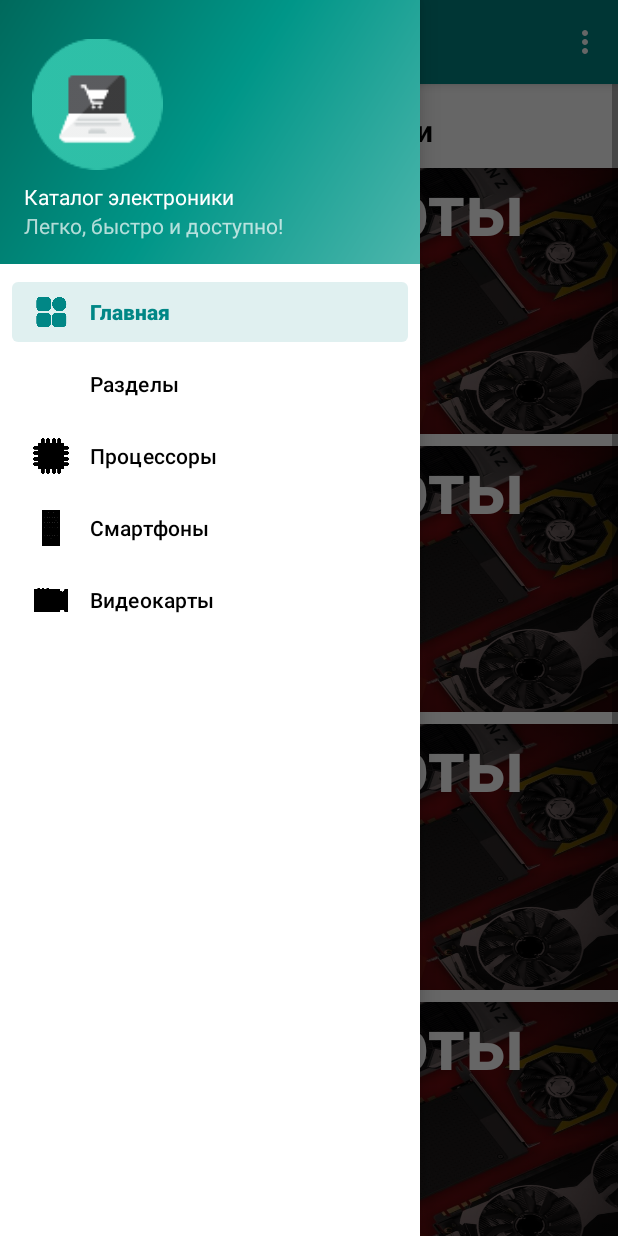
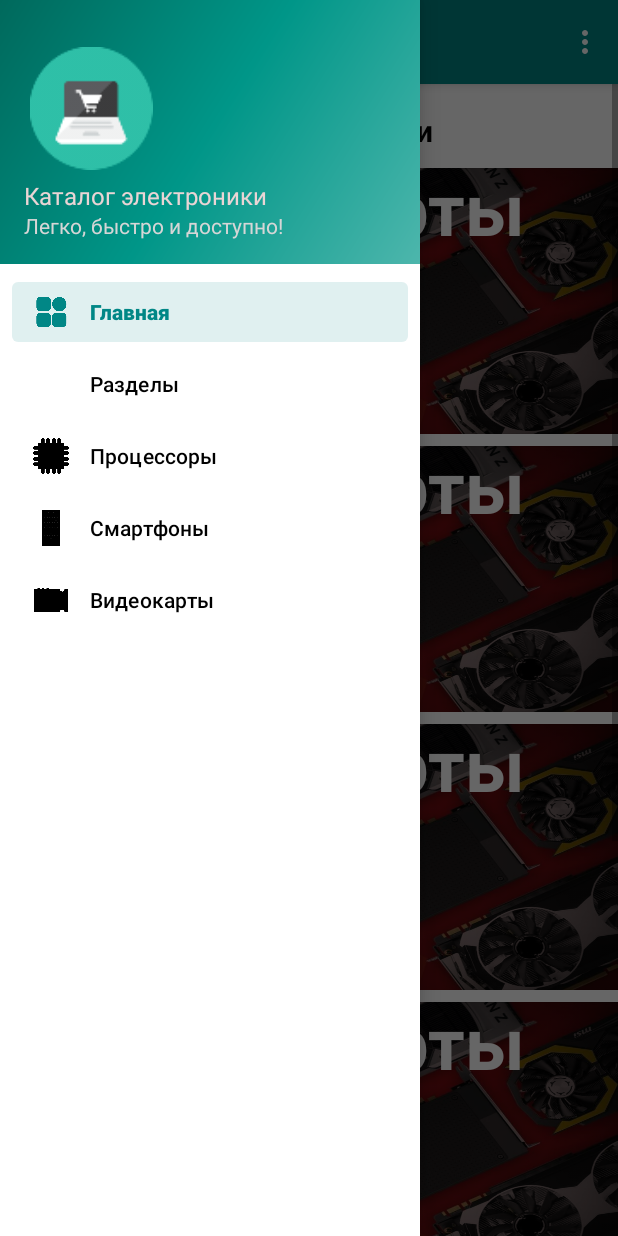
Before and after one commit to Misha-Mayskiy/Electronics-Catalog, an Android app: the screen it shows after launch (MainActivity), with the side drawer open, on a phone screen of 412 x 824 dp. Run offline under Robolectric (Android 15) with nearby library versions, the light colour scheme and no system bars; our stand-ins replace navigation-ui.

Commit message:
whats new?

```diff
--- a/app/src/main/java/com/sschool/electronics_catalog/MainActivity.java
+++ b/app/src/main/java/com/sschool/electronics_catalog/MainActivity.java
@@ -1,10 +1,12 @@
 package com.sschool.electronics_catalog;
 
+import android.content.Intent;
 import android.os.Bundle;
 import android.view.Menu;
 import android.view.MenuInflater;
 import android.view.MenuItem;
 import android.view.View;
+import android.widget.Button;
 import android.widget.PopupMenu;
 import android.widget.Toast;
 
@@ -17,6 +19,7 @@ import androidx.navigation.ui.NavigationUI;
 
 import com.google.android.material.navigation.NavigationView;
 import com.sschool.electronics_catalog.databinding.ActivityMainBinding;
+import com.sschool.electronics_catalog.ui.all.MainPage;
 
 public class MainActivity extends AppCompatActivity {
 
@@ -26,14 +29,13 @@ public class MainActivity extends AppCompatActivity {
     protected void onCreate(Bundle savedInstanceState) {
         super.onCreate(savedInstanceState);
 
-        com.sschool.electronics_catalog.databinding.ActivityMainBinding binding = ActivityMainBinding.inflate(getLayoutInflater());
+        ActivityMainBinding binding = ActivityMainBinding.inflate(getLayoutInflater());
         setContentView(binding.getRoot());
 
         setSupportActionBar(binding.appBarMain.toolbar);
         DrawerLayout drawer = binding.drawerLayout;
         NavigationView navigationView = binding.navView;
-        // Passing each menu ID as a set of Ids because each
-        // menu should be considered as top level destinations.
+
         mAppBarConfiguration = new AppBarConfiguration.Builder(
                 R.id.nav_mainpage, R.id.nav_processors, R.id.nav_smartphones, R.id.nav_videocards)
                 .setOpenableLayout(drawer)
@@ -45,7 +47,6 @@ public class MainActivity extends AppCompatActivity {
 
     @Override
     public boolean onCreateOptionsMenu(Menu menu) {
-        // Inflate the menu; this adds items to the action bar if it is present.
         getMenuInflater().inflate(R.menu.main, menu);
         return true;
     }
@@ -56,10 +57,4 @@ public class MainActivity extends AppCompatActivity {
         return NavigationUI.navigateUp(navController, mAppBarConfiguration)
                 || super.onSupportNavigateUp();
     }
-
-    public void onSettingsClick(MenuItem item) {
-
-    }
-
-
 }
--- a/app/src/main/java/com/sschool/electronics_catalog/ui/all/MainPage.java
+++ b/app/src/main/java/com/sschool/electronics_catalog/ui/all/MainPage.java
@@ -1,9 +1,11 @@
 package com.sschool.electronics_catalog.ui.all;
 
+import android.content.Intent;
 import android.os.Bundle;
 import android.view.LayoutInflater;
 import android.view.View;
 import android.view.ViewGroup;
+import android.widget.Button;
 
 import androidx.annotation.NonNull;
 import androidx.fragment.app.Fragment;
--- a/app/src/main/res/layout/app_bar_main.xml
+++ b/app/src/main/res/layout/app_bar_main.xml
@@ -14,7 +14,7 @@
         <androidx.appcompat.widget.Toolbar
             android:id="@+id/toolbar"
             android:layout_width="match_parent"
-            android:layout_height="?attr/actionBarSize"
+            android:layout_height="match_parent"
             android:background="?attr/colorPrimary"
             app:popupTheme="@style/Theme.ElectronicsCatalog.PopupOverlay" />
 
--- a/app/src/main/res/layout/fragment_main.xml
+++ b/app/src/main/res/layout/fragment_main.xml
@@ -47,6 +47,7 @@
                 android:backgroundTintMode="multiply"
                 android:clickable="true"
                 android:fontFamily="@font/droid_sans"
+                android:onClick="onClick"
                 android:text="@string/choose_videocarts"
                 android:textAlignment="center"
                 android:textAllCaps="false"
--- a/app/src/main/res/layout/nav_header_main.xml
+++ b/app/src/main/res/layout/nav_header_main.xml
@@ -14,8 +14,8 @@
 
     <ImageView
         android:id="@+id/imageView"
-        android:layout_width="98dp"
-        android:layout_height="95dp"
+        android:layout_width="90dp"
+        android:layout_height="90dp"
         android:contentDescription="@string/nav_header_desc"
         android:paddingTop="@dimen/nav_header_vertical_spacing"
         app:srcCompat="@mipmap/ic_launch" />
@@ -23,13 +23,16 @@
     <TextView
         android:layout_width="match_parent"
         android:layout_height="wrap_content"
+        android:fontFamily="@font/droid_sans"
         android:paddingTop="@dimen/nav_header_vertical_spacing"
         android:text="@string/nav_header_title"
-        android:textAppearance="@style/TextAppearance.AppCompat.Body1" />
+        android:textColor="#EAD5D5"
+        android:textSize="16sp" />
 
     <TextView
         android:id="@+id/textView"
         android:layout_width="wrap_content"
         android:layout_height="wrap_content"
-        android:text="@string/nav_header_subtitle" />
+        android:text="@string/nav_header_subtitle"
+        android:textColor="#D6D6D6" />
 </LinearLayout>
--- a/app/src/main/res/menu/activity_main_drawer.xml
+++ b/app/src/main/res/menu/activity_main_drawer.xml
@@ -27,7 +27,10 @@
             android:id="@+id/nav_mainpage"
             android:icon="@drawable/ic_menu_page"
             android:title="@string/menu_mainpage" />
-        <item android:title="@string/menu_categories" />
+
+        <item
+            android:title="@string/menu_categories"
+            android:textColor="#A18A8A"/>
         <item
             android:id="@+id/nav_processors"
             android:icon="@drawable/ic_menu_processor"
--- a/app/src/main/res/menu/main.xml
+++ b/app/src/main/res/menu/main.xml
@@ -2,10 +2,8 @@
 <menu xmlns:android="http://schemas.android.com/apk/res/android">
     <item
         android:id="@+id/action_settings"
-        android:onClick="onSettingsClick"
         android:title="@string/action_settings" />
     <item
         android:id="@+id/action_authors"
-        android:onClick="onSettingsClick"
         android:title="@string/action_authors" />
 </menu>
```
